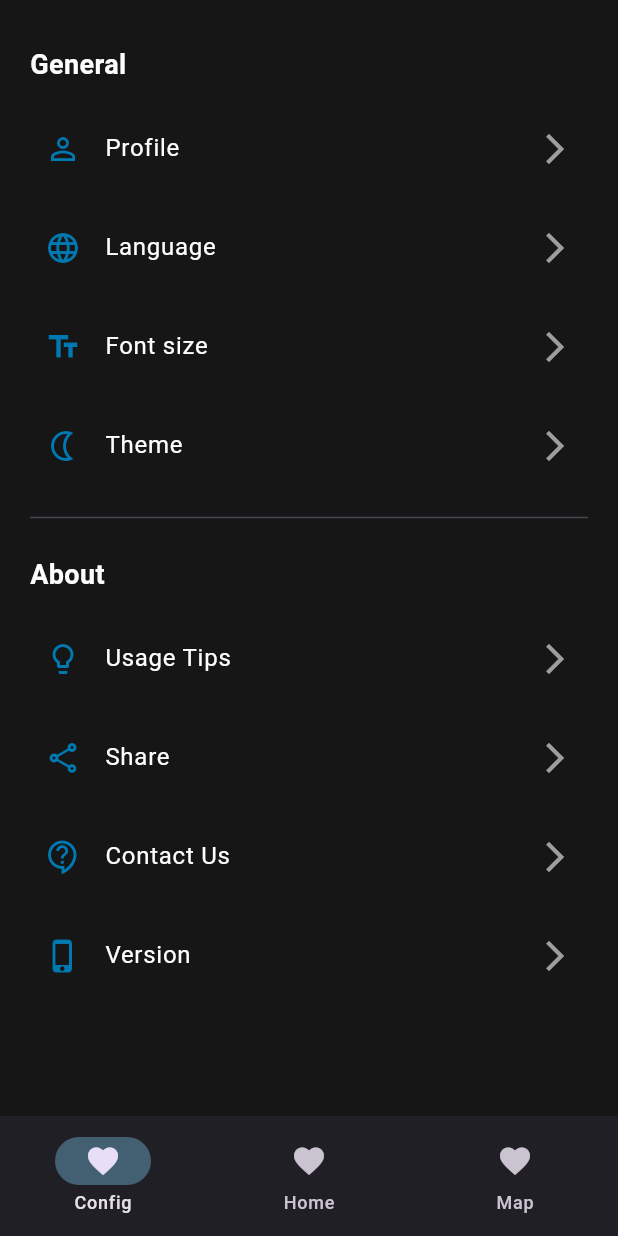
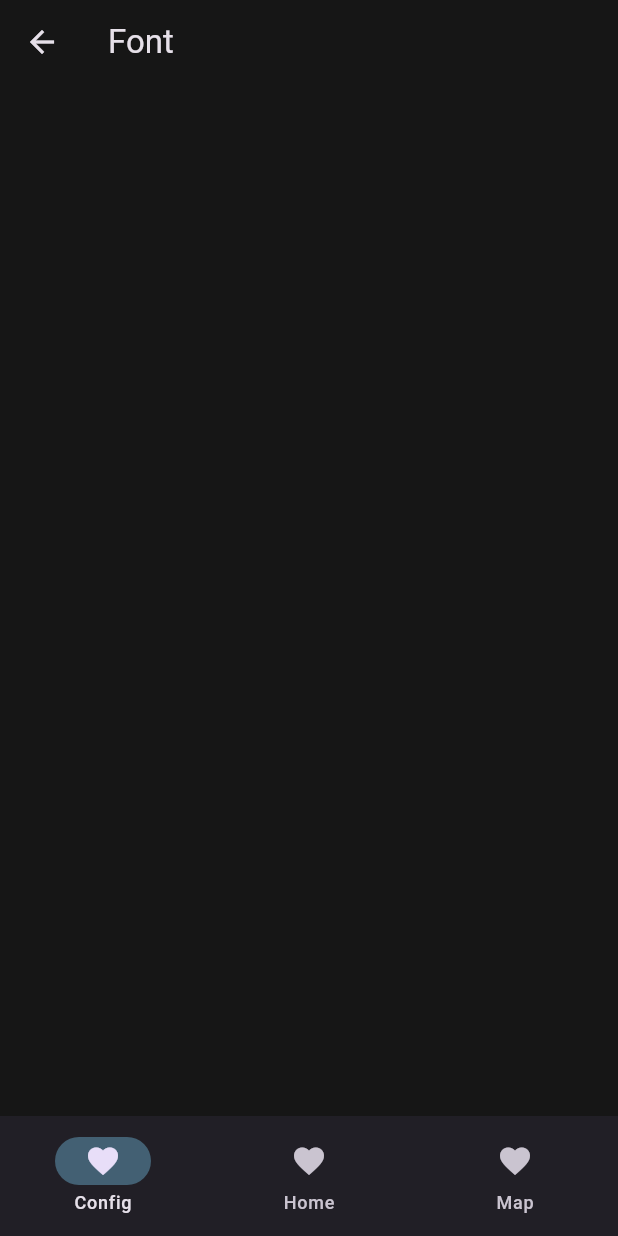
Before and after one commit to Room-Track/room_track_flutter, a Flutter app: the HomeLayout screen opened by its route, after a tap on "Font size", on a phone screen of 412 x 824 dp. Run offline on Flutter 3.47's test engine with Material 3 defaults, Android fonts, the light colour scheme and no system bars; our stand-ins replace flutter_svg.

Commit message:
Navigation for Settings Page and empty pages

```diff
--- /dev/null
+++ b/lib/general/config/2_font/page.dart
@@ -0,0 +1,17 @@
+import 'package:flutter/material.dart';
+import 'package:room_track_flutter/colors.dart';
+
+class FontPage extends StatelessWidget {
+  const FontPage({super.key});
+
+  @override
+  Widget build(BuildContext context) {
+    return Scaffold(
+      appBar: AppBar(
+        title: const Text("Font"),
+        backgroundColor: AppColors.black,
+      ),
+      backgroundColor: AppColors.black,
+    );
+  }
+}
--- /dev/null
+++ b/lib/general/config/layout.dart
@@ -0,0 +1,53 @@
+import 'package:flutter/material.dart';
+import 'package:room_track_flutter/general/config/6_contact/page.dart';
+import 'package:room_track_flutter/general/config/page.dart';
+import 'package:room_track_flutter/general/config/0_profile/page.dart';
+import 'package:room_track_flutter/general/config/1_language/page.dart';
+import 'package:room_track_flutter/general/config/2_font/page.dart';
+import 'package:room_track_flutter/general/config/3_theme/page.dart';
+import 'package:room_track_flutter/general/config/4_usage/page.dart';
+import 'package:room_track_flutter/general/config/5_share/page.dart';
+import 'package:room_track_flutter/general/config/7_version/page.dart';
+
+class SettingsLayout extends StatefulWidget {
+  const SettingsLayout({super.key});
+
+  @override
+  State<StatefulWidget> createState() => _SettingsLayout();
+}
+
+class _SettingsLayout extends State<SettingsLayout> {
+  GlobalKey<NavigatorState> settingsLayoutKey = GlobalKey<NavigatorState>();
+
+  @override
+  Widget build(BuildContext context) {
+    return Navigator(
+      key: settingsLayoutKey,
+      onGenerateRoute: (RouteSettings settings) => MaterialPageRoute(
+        settings: settings,
+        builder: (BuildContext context) {
+          switch (settings.name) {
+            case '/profile':
+              return const ProfilePage();
+            case '/language':
+              return const LanguagePage();
+            case '/font':
+              return const FontPage();
+            case '/theme':
+              return const ThemePage();
+            case '/usage':
+              return const UsagePage();
+            case '/share':
+              return const SharePage();
+            case '/contact':
+              return const ContactPage();
+            case '/version':
+              return const VersionPage();
+            default:
+              return const SettingsPage();
+          }
+        },
+      ),
+    );
+  }
+}
--- a/lib/general/layout.dart
+++ b/lib/general/layout.dart
@@ -1,6 +1,6 @@
 import 'package:flutter/material.dart';
 import 'package:room_track_flutter/colors.dart';
-import 'package:room_track_flutter/general/config/page.dart';
+import 'package:room_track_flutter/general/config/layout.dart';
 import 'package:room_track_flutter/general/home/page.dart';
 import 'package:room_track_flutter/general/map/page.dart';
 
@@ -33,7 +33,7 @@ class _HomeLayout extends State<HomeLayout> {
       body: IndexedStack(
         index: index,
         children: const [
-          SettingsPage(),
+          SettingsLayout(),
           HomePage(),
           MapPage(),
         ],
```
Also changed, not shown: lib/general/config/1_language/page.dart (added, +17 -0 lines), lib/general/config/3_theme/page.dart (added, +17 -0 lines), lib/general/config/4_usage/page.dart (added, +17 -0 lines), lib/general/config/5_share/page.dart (added, +17 -0 lines), lib/general/config/6_contact/page.dart (added, +17 -0 lines), lib/general/config/7_version/page.dart (added, +17 -0 lines), lib/general/config/page.dart (+8 -8 lines), lib/general/config/0_profile/page.dart (renamed from lib/general/config/profile/page.dart).
